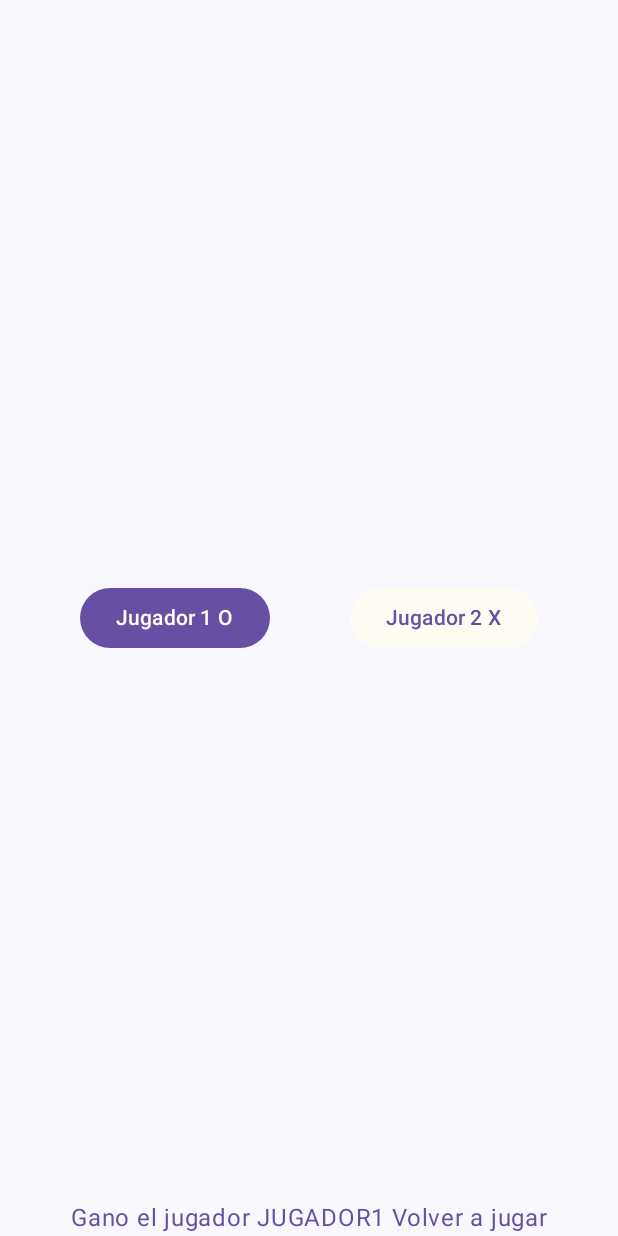
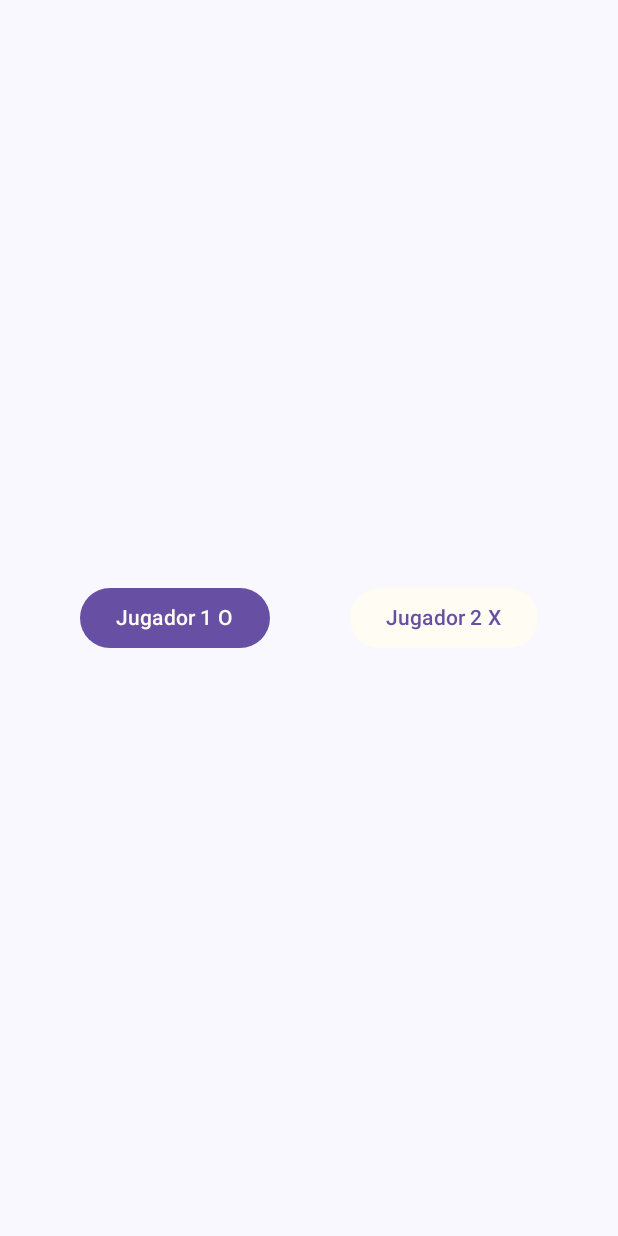
Before and after one commit to YesidMeloPragma/tictactoe, an Android app built with Jetpack Compose: the composable Encabezado shown on its own in the app's theme, on a phone screen of 412 x 824 dp. Run offline under Robolectric (Android 15) with nearby library versions, the phone set to English and light mode, and no system bars; our stand-ins replace constraintlayout-compose.

Commit message:
creacion de composable que muestra el ganador de un juego tictactoe y lo muestra en pantalla

```diff
--- a/app/src/main/java/com/pragma/ticktactoe/layouts/Encabezado.kt
+++ b/app/src/main/java/com/pragma/ticktactoe/layouts/Encabezado.kt
@@ -1,6 +1,5 @@
 package com.pragma.ticktactoe.layouts
 
-import androidx.compose.foundation.clickable
 import androidx.compose.foundation.layout.Box
 import androidx.compose.foundation.layout.fillMaxSize
 import androidx.compose.material3.Button
@@ -8,24 +7,19 @@ import androidx.compose.material3.ButtonDefaults
 import androidx.compose.material3.Text
 import androidx.compose.runtime.Composable
 import androidx.compose.ui.Modifier
-import androidx.compose.ui.graphics.Color
 import androidx.constraintlayout.compose.ConstraintLayout
 import com.pragma.ticktactoe.constantes.EstadoJuegoEnum
-import com.pragma.ticktactoe.constantes.JugadorCasillaEnum
-import com.pragma.ticktactoe.ui.theme.Purple80
 import com.pragma.ticktactoe.ui.theme.PurpleTextColor
 import com.pragma.ticktactoe.ui.theme.WhiteButtons
 
 @Composable
 fun Encabezado(
     modifier: Modifier,
-    turnoActual : EstadoJuegoEnum,
-    ganadorJuego: JugadorCasillaEnum,
-    reiniciarJuego: ()->Unit
+    turnoActual : EstadoJuegoEnum
 ) {
     Box(modifier = modifier.fillMaxSize()) {
         ConstraintLayout(modifier = Modifier.fillMaxSize()) {
-            val (boton1, boton2, ganadorJuegoId) = createRefs()
+            val (boton1, boton2) = createRefs()
 
             Button(onClick = {},
                 modifier = Modifier
@@ -56,19 +50,6 @@ fun Encabezado(
                 }) {
                 Text(text = "Jugador 2 X")
             }
-
-            Text(
-                color = PurpleTextColor,
-                text = if (ganadorJuego != JugadorCasillaEnum.NINGUNO) {
-                        "Gano el jugador $ganadorJuego Volver a jugar"
-                    } else { "" },
-                modifier = Modifier.constrainAs(ganadorJuegoId){
-                    start.linkTo(parent.start)
-                    end.linkTo(parent.end)
-                    bottom.linkTo(parent.bottom)
-                }.clickable { reiniciarJuego.invoke() }
-            )
-
         }
     }
 }
--- a/app/src/main/java/com/pragma/ticktactoe/layouts/Ganador.kt
+++ b/app/src/main/java/com/pragma/ticktactoe/layouts/Ganador.kt
@@ -50,7 +50,8 @@ fun Ganador(
             )
             Text(
                 textAlign = TextAlign.Start,
-                text = "Ganador Jugador $jugadorCasillaEnum",
+                text = "Ganador $jugadorCasillaEnum",
+                lineHeight = 38.sp,
                 fontSize= 35.sp,
                 modifier = Modifier
                     .constrainAs(textoId) {
--- a/app/src/main/java/com/pragma/ticktactoe/layouts/TicTacToeScreen.kt
+++ b/app/src/main/java/com/pragma/ticktactoe/layouts/TicTacToeScreen.kt
@@ -26,9 +26,7 @@ fun TicTacToeScreen(juegoViewModel: JuegoViewModel) {
         Column(modifier = Modifier.fillMaxSize()) {
             Encabezado(
                 modifier = Modifier.weight(3f),
-                turnoActual = turnoActual,
-                ganadorJuego = ganadorJuego,
-                reiniciarJuego = {juegoViewModel.reiniciarJuego()}
+                turnoActual = turnoActual
             )
             if(ganadorJuego == JugadorCasillaEnum.NINGUNO) {
                 Tablero(
@@ -44,7 +42,7 @@ fun TicTacToeScreen(juegoViewModel: JuegoViewModel) {
                 Ganador(
                     modifier = Modifier.fillMaxSize().weight(6f),
                     jugadorCasillaEnum = ganadorJuego,
-                    clicable = {}
+                    clicable = { juegoViewModel.reiniciarJuego() }
                 )
             }
 
```
